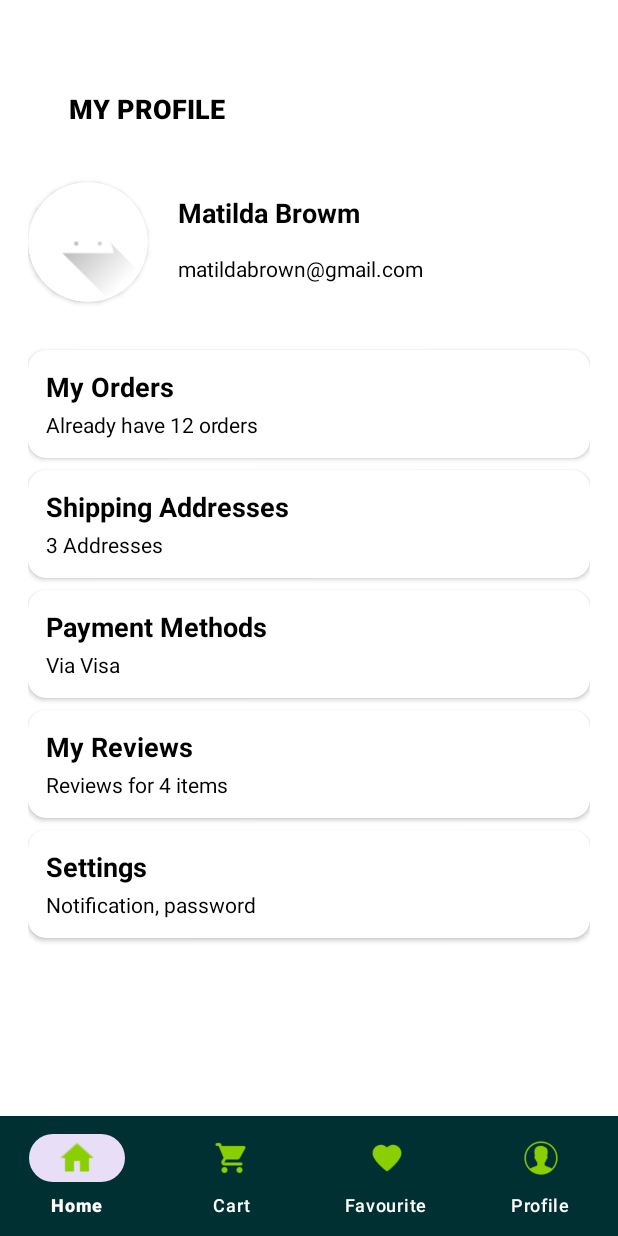
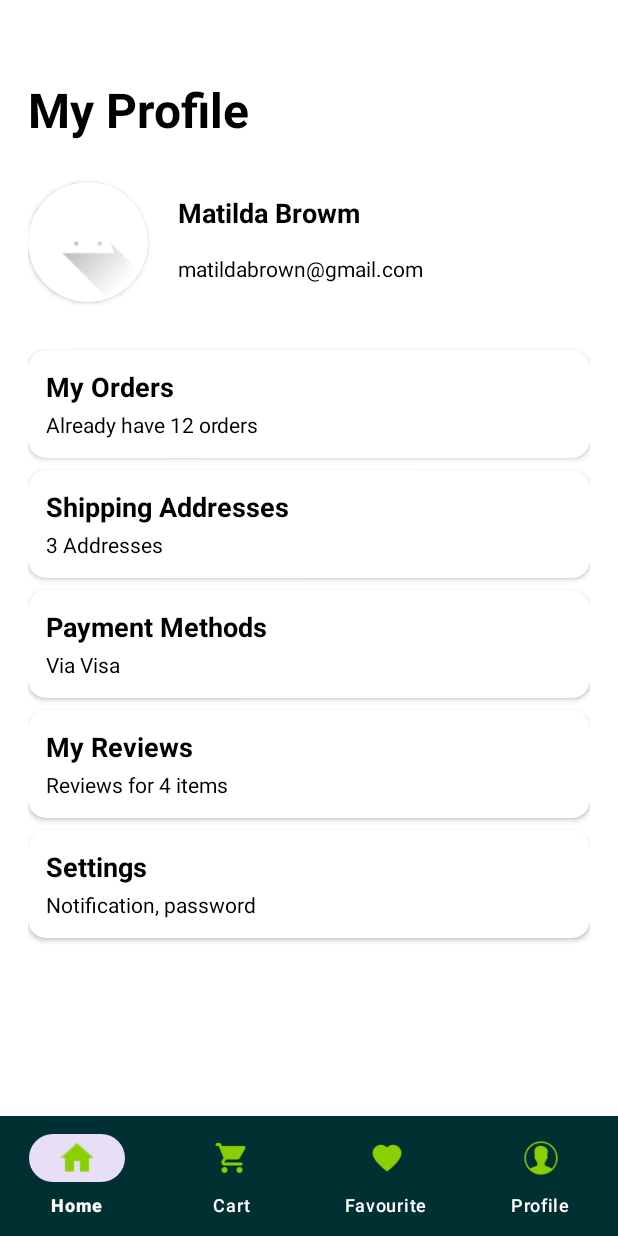
Before and after one commit to adnanyaseen716/ShoppingGrid, an Android app: the fragment ProfileFragment placed in its activity, on a phone screen of 412 x 824 dp. Run offline under Robolectric (Android 15) with nearby library versions, the phone set to English and light mode, and no system bars; libraries missing offline, so code that uses them is left out: com.denzcoskun.imageslider; 7 statements that could not run were skipped.

Commit message:
Making profile UI Responsive

```diff
--- a/app/src/main/res/layout/fragment_profile.xml
+++ b/app/src/main/res/layout/fragment_profile.xml
@@ -22,11 +22,10 @@
             android:layout_width="match_parent"
             android:layout_height="wrap_content">
 
-            <androidx.appcompat.widget.AppCompatButton
+            <androidx.appcompat.widget.AppCompatTextView
                 android:id="@+id/appCompatTextView"
-                style="@style/medium_txt_theme"
+                style="@style/large_txt_theme"
                 android:layout_width="0dp"
-                android:background="#00000000"
                 android:layout_height="@dimen/large_tv_height"
                 android:layout_marginTop="16dp"
                 android:text="@string/my_profile"
```
